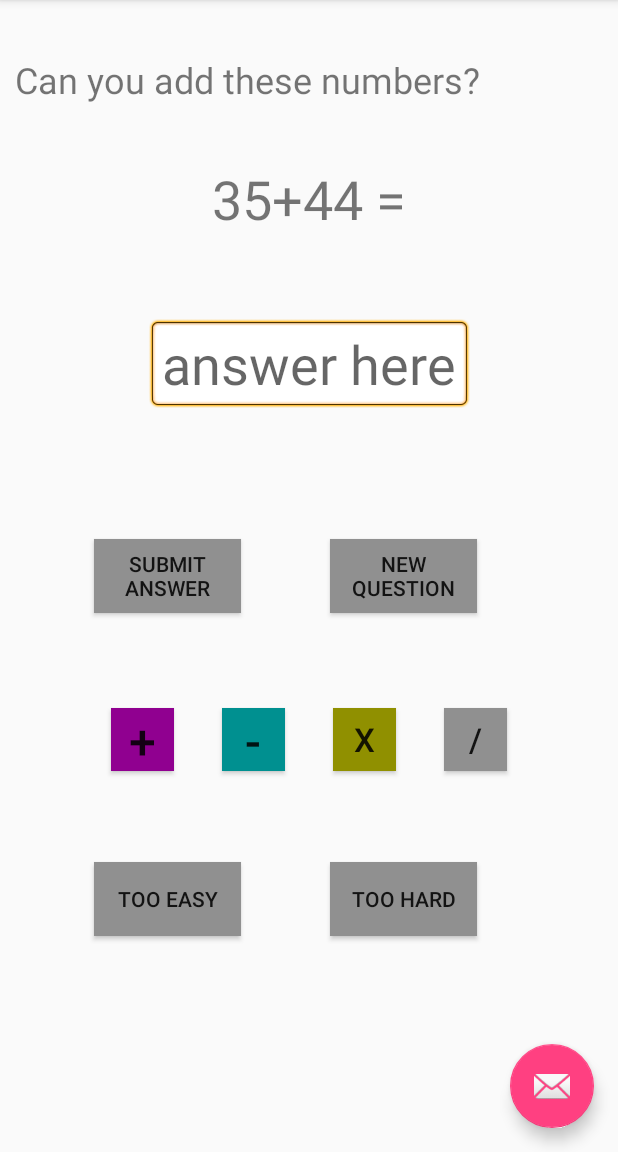
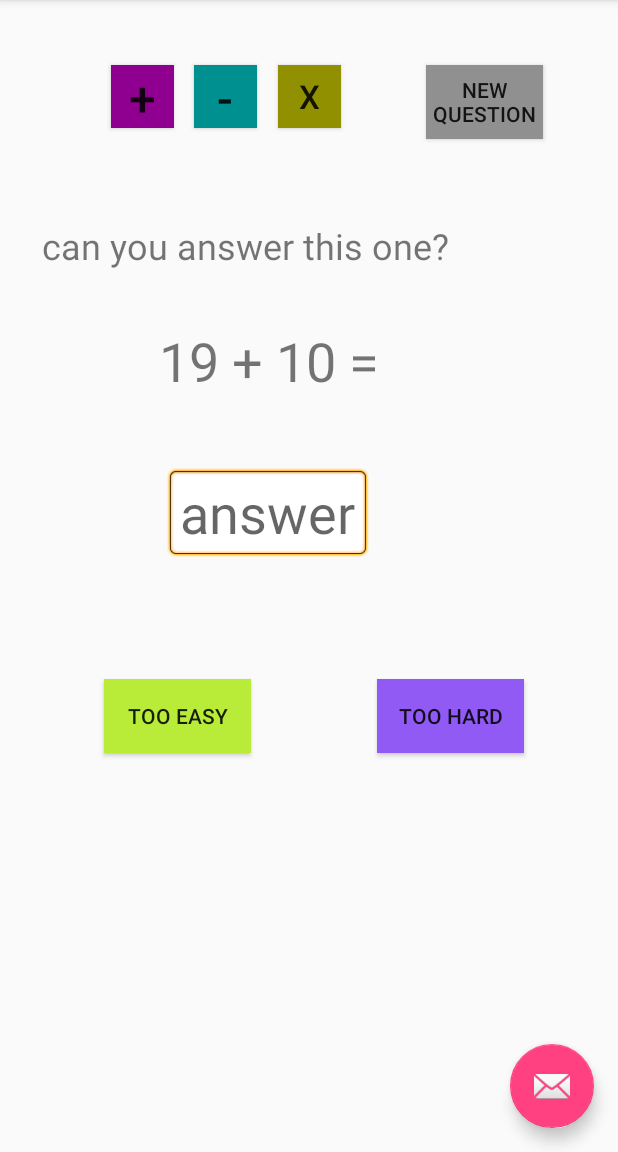
Before and after one commit to katlilly/teragram, an Android app: the screen it shows after launch (MainActivity), after a tap on "NEW QUESTION", on a phone screen of 412 x 824 dp, the part 84-1236 px from its top. Run offline under Robolectric (Android 15) with nearby library versions, the phone set to English and light mode, and no system bars.

Commit message:
rearranged layout and added sounds

```diff
--- a/Teragram/app/src/main/java/org/duckdns/daisyburn/teragram/MainActivity.java
+++ b/Teragram/app/src/main/java/org/duckdns/daisyburn/teragram/MainActivity.java
@@ -1,11 +1,14 @@
 package org.duckdns.daisyburn.teragram;
 
+import android.media.MediaPlayer;
 import android.os.Bundle;
+import android.provider.MediaStore;
 import android.support.design.widget.FloatingActionButton;
 import android.support.design.widget.Snackbar;
 import android.support.v7.app.AppCompatActivity;
 import android.support.v7.widget.Toolbar;
 import android.text.Editable;
+import android.view.KeyEvent;
 import android.view.View;
 import android.view.Menu;
 import android.view.MenuItem;
@@ -17,23 +20,54 @@ import java.util.Random;
 
 public class MainActivity extends AppCompatActivity {
 
+    String[] commands = new String[]{"too easy", "too hard", "new question"};
+
     TextView question;
     EditText answer;
     TextView response;
     int level = 1;
-    int maxLevel = 10;
-
-    Random rand = new Random();
-    int operand1 = rand.nextInt(50 * level);
-    int operand2 = rand.nextInt(50 * level);
-
-
-
+    int maxLevel = 20;
     int correctCount = 0;
     int wrongCount = 0;
 
+    // first question will be addition
     String operation = "+";
 
+    // get random numbers for initial question
+    Random rand = new Random();
+    int operand1 = rand.nextInt(5 + level * 20);
+    int operand2 = rand.nextInt(5 + level * 20);
+
+    public void setOperands() {
+        operand1 = rand.nextInt(5 + level * 20);
+        operand2 = rand.nextInt(5 + level * 20);
+        if (operand2 > operand1) {
+            int temp = operand1;
+            operand1 = operand2;
+            operand2 = temp;
+        }
+    }
+
+    public void clearAnswer() {
+        answer = (EditText) findViewById(R.id.answer);
+        answer.setText("");
+    }
+
+    // use this method when user asks for a different question
+    public void newQuestion() {
+        question = (TextView) findViewById(R.id.question);
+        setOperands();
+        question.setText("" + operand1 + " " + operation + " " + operand2 + " =");
+        response.setText("can you answer this one?");
+    }
+
+    // use this method after a correct question
+    public void nextQuestion() {
+        question = (TextView) findViewById(R.id.question);
+        setOperands();
+        question.setText("" + operand1 + " " + operation + " " + operand2 + " =");
+        // don't remove "correct" message unless new question is explicitly asked for
+    }
 
     @Override
     protected void onCreate(Bundle savedInstanceState) {
@@ -51,55 +85,110 @@ public class MainActivity extends AppCompatActivity {
             }
         });
 
+        final MediaPlayer correctSound = MediaPlayer.create(this, R.raw.correct);
+        final MediaPlayer tryagainSound = MediaPlayer.create(this, R.raw.tryagain);
 
+
+        // create references to the text elements and buttons
         question = (TextView) findViewById(R.id.question);
         answer = (EditText) findViewById(R.id.answer);
         response = (TextView) findViewById(R.id.response);
 
-        question.setText("" + operand1 + " " + operation + operand2 + " =");
+        // set the first question
+        question.setText("" + operand1 + " " + operation + " " + operand2 + " =");
 
-
-        Button submitAnswer = (Button) findViewById(R.id.submit);
-        submitAnswer.setOnClickListener(new View.OnClickListener() {
+        answer.setOnKeyListener(new View.OnKeyListener() {
             @Override
-            public void onClick(View view) {
+            public boolean onKey(View v, int keyCode, KeyEvent event) {
+                if ((event.getAction() == KeyEvent.ACTION_DOWN) &&
+                        (keyCode == KeyEvent.KEYCODE_ENTER)) {
 
                     int correctAnswer = 0;
+                    if (operation == "+") correctAnswer = operand1 + operand2;
+                    else if (operation == "-") correctAnswer = operand1 - operand2;
+                    else if (operation == "*") correctAnswer = operand1 * operand2;
 
-                if (operation == "+") correctAnswer = operand1 + operand2;
-                if (operation == "-") correctAnswer = operand1 - operand2;
+                    try {
                         int submittedAnswer = Integer.parseInt(answer.getText().toString());
-
                         if (submittedAnswer == correctAnswer) {
                             response.setText("correct!");
+                            correctSound.start();
                             correctCount++;
                             wrongCount = 0;
-                    if (correctCount == 3) {
+                            if (correctCount == 10) {
                                 level++;
                                 correctCount = 0;
                             }
+                            clearAnswer();
+                            nextQuestion();
                         } else {
                             response.setText("try again");
+                            tryagainSound.start();
                             wrongCount++;
                             correctCount = 0;
                             if (wrongCount == 2) {
                                 level--;
                                 wrongCount = 0;
                             }
+                            clearAnswer();
                         }
+                    } catch (NumberFormatException e) {
+                        response.setText("try again");
+                        // shouldn't need to do anything here
+                        // do nothing in the case that there is no answer to submit
+                    }
+                    return true;
+                }
+                return false;
+            }
+        });
 
 
-            }
-        });
+
+//        Button submitAnswer = (Button) findViewById(R.id.submit);
+//        submitAnswer.setOnClickListener(new View.OnClickListener() {
+//            @Override
+//            public void onClick(View view) {
+//
+//                int correctAnswer = 0;
+//                if (operation == "+") correctAnswer = operand1 + operand2;
+//                if (operation == "-") correctAnswer = operand1 - operand2;
+//                if (operation == "*") correctAnswer = operand1 * operand2;
+//
+//                try {
+//                    int submittedAnswer = Integer.parseInt(answer.getText().toString());
+//                    if (submittedAnswer == correctAnswer) {
+//                        response.setText("correct!");
+//                        correctCount++;
+//                        wrongCount = 0;
+//                        if (correctCount == 10) {
+//                            level++;
+//                            correctCount = 0;
+//                        }
+//                        clearAnswer();
+//                        nextQuestion();
+//                    } else {
+//                        response.setText("try again");
+//                        wrongCount++;
+//                        correctCount = 0;
+//                        if (wrongCount == 2) {
+//                            level--;
+//                            wrongCount = 0;
+//                        }
+//                        clearAnswer();
+//                    }
+//                } catch (NumberFormatException e) {
+//                    // shouldn't need to do anything here
+//                    // do nothing in the case that there is no answer to submit
+//                }
+//            }
+//        });
 
         Button newQuestion = (Button) findViewById(R.id.newQuestion);
         newQuestion.setOnClickListener(new View.OnClickListener() {
             @Override
             public void onClick(View view) {
-                operand1 = rand.nextInt(level * 50);
-                operand2 = rand.nextInt(level * 50);
-                question.setText("" + operand1 + operation + operand2 + " =");
-
+                newQuestion();
             }
         });
 
@@ -109,10 +198,10 @@ public class MainActivity extends AppCompatActivity {
             public void onClick(View view) {
                 level++;
                 if (level > maxLevel) level = maxLevel;
-                operand1 = rand.nextInt(level * 50);
-                operand2 = rand.nextInt(level * 50);
-                question.setText("" + operand1 + operation + operand2 + " =");
-
+                newQuestion();
+                //operand1 = rand.nextInt(5 + level * 50);
+                //operand2 = rand.nextInt(5 + level * 50);
+                //question.setText("" + operand1 + " " + operation + " " + operand2 + " =");
             }
         });
 
@@ -121,10 +210,11 @@ public class MainActivity extends AppCompatActivity {
             @Override
             public void onClick(View view) {
                 level--;
-                if (level < 1) level = 1;
-                operand1 = rand.nextInt(level * 50);
-                operand2 = rand.nextInt(level * 50);
-                question.setText("" + operand1 + operation + operand2 + " =");
+                if (level < 0) level = 0;
+                newQuestion();
+                //operand1 = rand.nextInt(5 + level * 50);
+                //operand2 = rand.nextInt(5 + level * 50);
+                //question.setText("" + operand1 + " " + operation + " " + operand2 + " =");
             }
         });
 
@@ -134,6 +224,7 @@ public class MainActivity extends AppCompatActivity {
             @Override
             public void onClick(View view) {
                 operation = "+";
+                newQuestion();
             }
         });
 
@@ -142,14 +233,18 @@ public class MainActivity extends AppCompatActivity {
             @Override
             public void onClick(View view) {
                 operation = "-";
-                operand1 = rand.nextInt(50 * level);
-                operand2 = rand.nextInt(50 * level);
-                if (operand2 > operand1) {
-                    int temp = operand1;
-                    operand1 = operand2;
-                    operand2 = temp;
+                newQuestion();
+                //question.setText("" + operand1 + " " + operation + " " + operand2 + " =");
             }
-                question.setText("" + operand1 + operation + operand2 + " =");
+        });
+
+        Button times = (Button) findViewById(R.id.times);
+        times.setOnClickListener(new View.OnClickListener() {
+            @Override
+            public void onClick(View view) {
+                operation = "*";
+                newQuestion();
+                //question.setText("" + operand1 + " " + operation + " " + operand2 + " =");
             }
         });
 
--- a/Teragram/app/src/main/res/layout/content_main.xml
+++ b/Teragram/app/src/main/res/layout/content_main.xml
@@ -15,11 +15,11 @@
         android:text="Can you add these numbers?"
         android:textSize="24dp"
         app:layout_constraintBottom_toBottomOf="parent"
-        app:layout_constraintHorizontal_bias="0.1"
+        app:layout_constraintHorizontal_bias="0.2"
         app:layout_constraintLeft_toLeftOf="parent"
         app:layout_constraintRight_toRightOf="parent"
         app:layout_constraintTop_toTopOf="parent"
-        app:layout_constraintVertical_bias="0.05" />
+        app:layout_constraintVertical_bias="0.2" />
 
     <TextView
         android:id="@+id/question"
@@ -28,53 +28,53 @@
         android:text="37 + 5 ="
         android:textSize="36dp"
         app:layout_constraintBottom_toBottomOf="parent"
-        app:layout_constraintHorizontal_bias="0.5"
+        app:layout_constraintHorizontal_bias="0.4"
         app:layout_constraintLeft_toLeftOf="parent"
         app:layout_constraintRight_toRightOf="parent"
         app:layout_constraintTop_toTopOf="parent"
-        app:layout_constraintVertical_bias="0.15" />
+        app:layout_constraintVertical_bias="0.3" />
 
 
     <EditText
         android:id="@+id/answer"
-        android:hint="answer here"
+        android:hint="answer"
         android:inputType="number"
         android:textSize="36dp"
         android:layout_width="wrap_content"
         android:layout_height="wrap_content"
         android:background="@android:drawable/editbox_background"
         app:layout_constraintBottom_toBottomOf="parent"
-        app:layout_constraintHorizontal_bias="0.5"
+        app:layout_constraintHorizontal_bias="0.4"
         app:layout_constraintLeft_toLeftOf="parent"
         app:layout_constraintRight_toRightOf="parent"
         app:layout_constraintTop_toTopOf="parent"
-        app:layout_constraintVertical_bias="0.3"  />
+        app:layout_constraintVertical_bias="0.44"  />
 
     <Button
         android:id="@+id/newQuestion"
-        android:layout_width="98dp"
+        android:layout_width="78dp"
         android:layout_height="49dp"
         android:background="#909090"
         android:text="new question"
         app:layout_constraintBottom_toBottomOf="parent"
-        app:layout_constraintHorizontal_bias="0.7"
+        app:layout_constraintHorizontal_bias="0.85"
         app:layout_constraintLeft_toLeftOf="parent"
         app:layout_constraintRight_toRightOf="parent"
         app:layout_constraintTop_toTopOf="parent"
-        app:layout_constraintVertical_bias="0.5" />
+        app:layout_constraintVertical_bias="0.06" />
 
-    <Button
-        android:id="@+id/submit"
-        android:layout_width="98dp"
-        android:layout_height="49dp"
-        android:background="#909090"
-        android:text="submit answer"
-        app:layout_constraintBottom_toBottomOf="parent"
-        app:layout_constraintHorizontal_bias="0.2"
-        app:layout_constraintLeft_toLeftOf="parent"
-        app:layout_constraintRight_toRightOf="parent"
-        app:layout_constraintTop_toTopOf="parent"
-        app:layout_constraintVertical_bias="0.5" />
+    <!--<Button-->
+        <!--android:id="@+id/submit"-->
+        <!--android:layout_width="98dp"-->
+        <!--android:layout_height="49dp"-->
+        <!--android:background="#909090"-->
+        <!--android:text="submit answer"-->
+        <!--app:layout_constraintBottom_toBottomOf="parent"-->
+        <!--app:layout_constraintHorizontal_bias="0.2"-->
+        <!--app:layout_constraintLeft_toLeftOf="parent"-->
+        <!--app:layout_constraintRight_toRightOf="parent"-->
+        <!--app:layout_constraintTop_toTopOf="parent"-->
+        <!--app:layout_constraintVertical_bias="0.5" />-->
 
     <Button
         android:id="@+id/plus"
@@ -88,7 +88,7 @@
         app:layout_constraintLeft_toLeftOf="parent"
         app:layout_constraintRight_toRightOf="parent"
         app:layout_constraintTop_toTopOf="parent"
-        app:layout_constraintVertical_bias="0.65" />
+        app:layout_constraintVertical_bias="0.06" />
 
     <Button
         android:id="@+id/minus"
@@ -98,11 +98,11 @@
         android:text="-"
         android:textSize="32dp"
         app:layout_constraintBottom_toBottomOf="parent"
-        app:layout_constraintHorizontal_bias="0.4"
+        app:layout_constraintHorizontal_bias="0.35"
         app:layout_constraintLeft_toLeftOf="parent"
         app:layout_constraintRight_toRightOf="parent"
         app:layout_constraintTop_toTopOf="parent"
-        app:layout_constraintVertical_bias="0.65" />
+        app:layout_constraintVertical_bias="0.06" />
 
     <Button
         android:id="@+id/times"
@@ -112,50 +112,38 @@
         android:text="x"
         android:textSize="22dp"
         app:layout_constraintBottom_toBottomOf="parent"
-        app:layout_constraintHorizontal_bias="0.6"
+        app:layout_constraintHorizontal_bias="0.5"
         app:layout_constraintLeft_toLeftOf="parent"
         app:layout_constraintRight_toRightOf="parent"
         app:layout_constraintTop_toTopOf="parent"
-        app:layout_constraintVertical_bias="0.65" />
+        app:layout_constraintVertical_bias="0.06" />
+
+
 
     <Button
-        android:id="@+id/divide"
-        android:layout_width="42dp"
-        android:layout_height="42dp"
-        android:background="#909090"
-        android:text="/"
-        android:textSize="22dp"
+        android:id="@+id/tooEasy"
+        android:layout_width="98dp"
+        android:layout_height="49dp"
+        android:background="#b9ec39"
+        android:text="too easy"
+        app:layout_constraintBottom_toBottomOf="parent"
+        app:layout_constraintHorizontal_bias="0.22"
+        app:layout_constraintLeft_toLeftOf="parent"
+        app:layout_constraintRight_toRightOf="parent"
+        app:layout_constraintTop_toTopOf="parent"
+        app:layout_constraintVertical_bias="0.63" />
+
+    <Button
+        android:id="@+id/tooHard"
+        android:layout_width="98dp"
+        android:layout_height="49dp"
+        android:background="#925af5"
+        android:text="too hard"
         app:layout_constraintBottom_toBottomOf="parent"
         app:layout_constraintHorizontal_bias="0.8"
         app:layout_constraintLeft_toLeftOf="parent"
         app:layout_constraintRight_toRightOf="parent"
         app:layout_constraintTop_toTopOf="parent"
-        app:layout_constraintVertical_bias="0.65" />
-
-    <Button
-        android:id="@+id/tooEasy"
-        android:layout_width="98dp"
-        android:layout_height="49dp"
-        android:background="#909090"
-        android:text="too easy"
-        app:layout_constraintBottom_toBottomOf="parent"
-        app:layout_constraintHorizontal_bias="0.2"
-        app:layout_constraintLeft_toLeftOf="parent"
-        app:layout_constraintRight_toRightOf="parent"
-        app:layout_constraintTop_toTopOf="parent"
-        app:layout_constraintVertical_bias="0.8" />
-
-    <Button
-        android:id="@+id/tooHard"
-        android:layout_width="98dp"
-        android:layout_height="49dp"
-        android:background="#909090"
-        android:text="too hard"
-        app:layout_constraintBottom_toBottomOf="parent"
-        app:layout_constraintHorizontal_bias="0.7"
-        app:layout_constraintLeft_toLeftOf="parent"
-        app:layout_constraintRight_toRightOf="parent"
-        app:layout_constraintTop_toTopOf="parent"
-        app:layout_constraintVertical_bias="0.8" />
+        app:layout_constraintVertical_bias="0.63" />
 
 </android.support.constraint.ConstraintLayout>
```
Also changed, not shown: 2 other files. Lines whose indentation alone changed are shown as unchanged.
